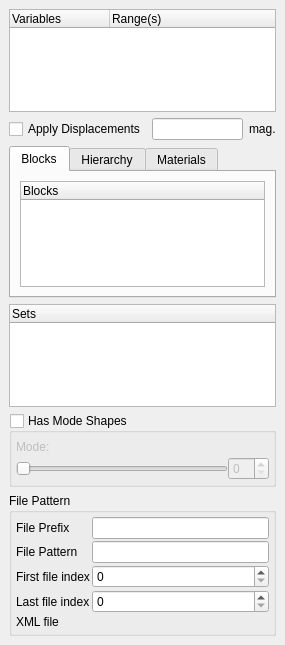
The window that Qt/Components/Resources/UI/pqExodusPanel.ui (wildmichael/ParaView3-enhancements-old) describes before a commit, drawn with Qt 5.
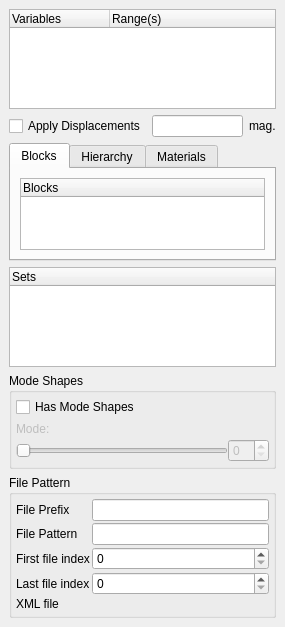
The same window after the commit. Custom widgets are drawn as their Qt base class.

Commit message: ENH: Add test for exodus mode shapes.  This also includes changing the HasModeShapes widget to be a proper checkbox rather than a checkbox on a group because the latter is not recorded in tests.

Patch:
```diff
--- a/Qt/Components/Resources/UI/pqExodusPanel.ui
+++ b/Qt/Components/Resources/UI/pqExodusPanel.ui
@@ -6,7 +6,7 @@
     <x>0</x>
     <y>0</y>
     <width>285</width>
-    <height>645</height>
+    <height>586</height>
    </rect>
   </property>
   <property name="sizePolicy" >
@@ -181,19 +181,38 @@
     </widget>
    </item>
    <item>
-    <widget class="QGroupBox" name="HasModeShapes" >
+    <widget class="pqCollapsedGroup" name="modeShapesGroup" >
      <property name="title" >
+      <string>Mode Shapes</string>
+     </property>
+     <layout class="QVBoxLayout" >
+      <property name="margin" >
+       <number>4</number>
+      </property>
+      <property name="spacing" >
+       <number>2</number>
+      </property>
+      <item>
+       <widget class="QCheckBox" name="HasModeShapes" >
+        <property name="text" >
       <string>Has Mode Shapes</string>
      </property>
-     <property name="checkable" >
-      <bool>true</bool>
-     </property>
-     <property name="checked" >
+       </widget>
+      </item>
+      <item>
+       <widget class="QFrame" name="ModeShapeOptions" >
+        <property name="enabled" >
       <bool>false</bool>
      </property>
+        <property name="frameShape" >
+         <enum>QFrame::NoFrame</enum>
+        </property>
+        <property name="frameShadow" >
+         <enum>QFrame::Raised</enum>
+        </property>
      <layout class="QVBoxLayout" >
       <property name="margin" >
-       <number>4</number>
+          <number>0</number>
       </property>
       <property name="spacing" >
        <number>2</number>
@@ -264,6 +283,9 @@
      </layout>
     </widget>
    </item>
+     </layout>
+    </widget>
+   </item>
    <item>
     <widget class="pqCollapsedGroup" name="FilePatternGroup" >
      <property name="title" >
@@ -440,17 +462,17 @@
    <extends>QTreeWidget</extends>
    <header>pqTreeWidget.h</header>
   </customwidget>
-  <customwidget>
-   <class>pqFileChooserWidget</class>
-   <extends>QWidget</extends>
-   <header>pqFileChooserWidget.h</header>
-  </customwidget>
   <customwidget>
    <class>pqCollapsedGroup</class>
    <extends>QGroupBox</extends>
    <header>pqCollapsedGroup.h</header>
    <container>1</container>
   </customwidget>
+  <customwidget>
+   <class>pqFileChooserWidget</class>
+   <extends>QWidget</extends>
+   <header>pqFileChooserWidget.h</header>
+  </customwidget>
  </customwidgets>
  <resources/>
  <connections/>
```
Lines whose indentation alone changed are shown as unchanged. The commit also changes 3 other files.
